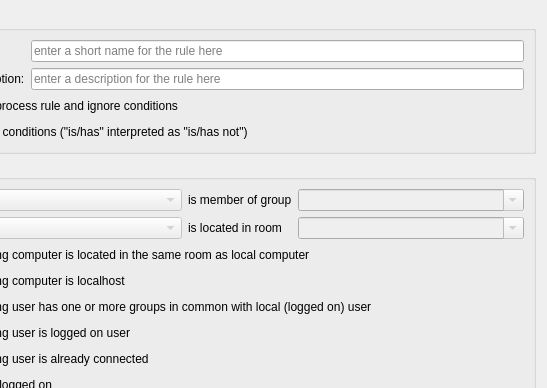
The window that configurator/src/AccessControlRuleEditDialog.ui (veyon/veyon) describes before a commit, drawn with Qt 5; both pictures show x 88 to 635 and y 0 to 388 of the 635 by 547 pixel window.
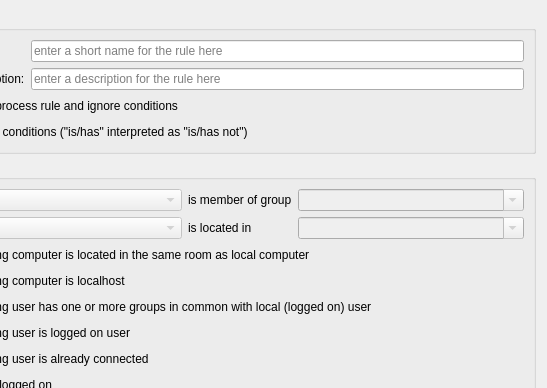
The same window after the commit.

Commit message: Use generic "location" instead of "room"

```diff
--- a/configurator/src/AccessControlRuleEditDialog.ui
+++ b/configurator/src/AccessControlRuleEditDialog.ui
@@ -138,7 +138,7 @@
       <item row="2" column="2">
        <widget class="QLabel" name="label_6">
         <property name="text">
-         <string>is located in room</string>
+         <string>is located in</string>
         </property>
        </widget>
       </item>
```
Left out of the diff: 24 changed lines with no effect on the pictures. The commit also changes 25 other files.
